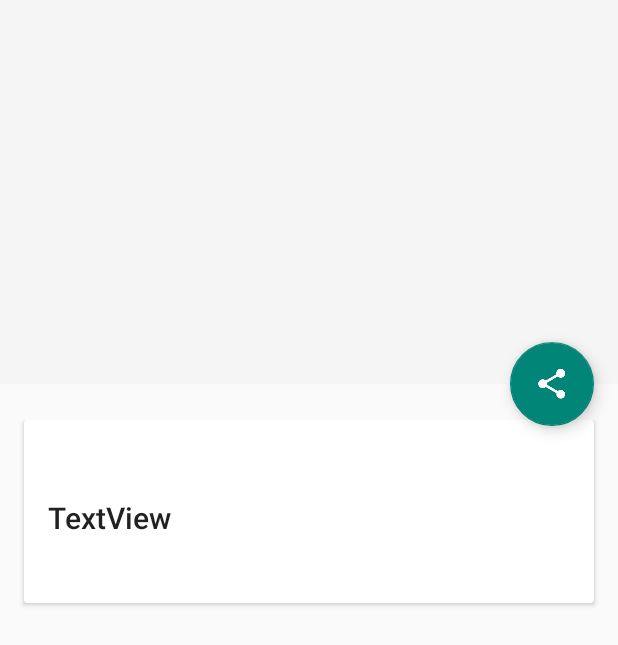
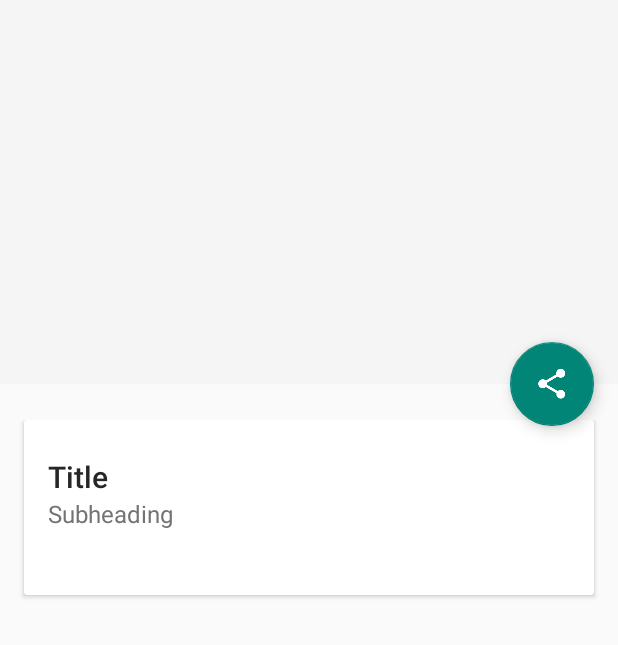
Before and after one commit to iamakshit/rss-fead-reader, an Android app: the layout fragment_article_detail.xml on its own in the app's theme, with its tools: preview values and no code run, on a phone screen of 412 x 824 dp. Shown: the top 645 px of the screen. Run offline under Robolectric (Android 15) with nearby library versions, the phone set to English and light mode, and no system bars.

Commit message:
changes is styling for detail and article item pages

```diff
--- a/XYZReader/src/main/res/layout/fragment_article_detail.xml
+++ b/XYZReader/src/main/res/layout/fragment_article_detail.xml
@@ -72,20 +72,24 @@ android:fitsSystemWindows="true">
                     android:layout_width="match_parent"
                     android:layout_height="wrap_content"
                     android:id="@+id/article_title"
+                    android:text="Title"
+                    android:textColor="@color/title_primary"
                     android:textAppearance="@style/TextAppearance.AppCompat.Title" />
 
                 <TextView
-                    android:text="TextView"
+                    android:text="Subheading"
                     android:layout_width="wrap_content"
                     android:layout_height="wrap_content"
                     android:id="@+id/article_byline"
-                    android:textAppearance="@style/TextAppearance.AppCompat.Title"/>
+                    android:textColor="@color/subtitle_primary"
+                    android:textAppearance="@style/TextAppearance.AppCompat.Subhead"/>
 
                 <TextView
                     android:id="@+id/article_body"
                     android:layout_width="match_parent"
                     android:layout_height="wrap_content"
-                     />
+                    android:textAppearance="@style/TextAppearance.AppCompat.Body1"
+                />
 
             </LinearLayout>
 
--- a/XYZReader/src/main/res/values/colors.xml
+++ b/XYZReader/src/main/res/values/colors.xml
@@ -17,7 +17,8 @@
 
 <resources>
     <color name="photo_placeholder">#ccc</color>
-
+    <color name = "title_primary">#262626</color>
+    <color name = "subtitle_primary">#737373</color>
     <color name="theme_primary">#FF6006</color>
     <color name="theme_primary_dark">#FF3806</color>
     <color name="theme_accent">#FF7C06</color>
```
Also changed, not shown: XYZReader/src/main/java/com/example/xyzreader/ui/ArticleDetailFragment.java (+4 -3 lines), XYZReader/src/main/res/layout/list_item_article.xml (+15 -13 lines).
